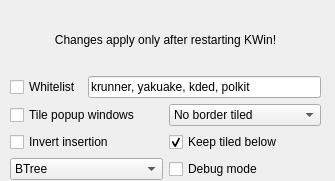
This is res/config.ui in zeroxoneafour/polonium as Qt 5 draws it before an edit. The edited form follows.
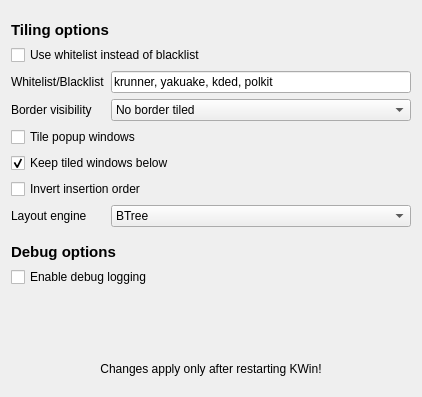
This is the edited form.

The edit to the form file:
```diff
--- a/res/config.ui
+++ b/res/config.ui
@@ -6,63 +6,15 @@
    <rect>
     <x>0</x>
     <y>0</y>
-    <width>335</width>
-    <height>181</height>
+    <width>422</width>
+    <height>397</height>
    </rect>
   </property>
   <property name="windowTitle">
    <string>Dialog</string>
   </property>
-  <widget class="QWidget" name="verticalLayoutWidget">
-   <property name="geometry">
-    <rect>
-     <x>10</x>
-     <y>10</y>
-     <width>311</width>
-     <height>170</height>
-    </rect>
-   </property>
-   <layout class="QVBoxLayout" name="verticalLayout">
-    <item>
-     <widget class="QLabel" name="label">
-      <property name="text">
-       <string>Changes apply only after restarting KWin!</string>
-      </property>
-      <property name="alignment">
-       <set>Qt::AlignCenter</set>
-      </property>
-     </widget>
-    </item>
-    <item>
-     <layout class="QHBoxLayout" name="horizontalLayout">
-      <item>
-       <widget class="QCheckBox" name="kcfg_UseWhitelist">
-        <property name="toolTip">
-         <string>If disabled, acts as a blacklist</string>
-        </property>
-        <property name="text">
-         <string>Whitelist</string>
-        </property>
-        <property name="checked">
-         <bool>false</bool>
-        </property>
-       </widget>
-      </item>
-      <item>
-       <widget class="QLineEdit" name="kcfg_Blacklist">
-        <property name="toolTip">
-         <string>&lt;html&gt;&lt;head/&gt;&lt;body&gt;&lt;p&gt;Blacklist, do not tile these windows (becomes whitelist if whitelist is checked)&lt;/p&gt;&lt;/body&gt;&lt;/html&gt;</string>
-        </property>
-        <property name="text">
-         <string>krunner, yakuake, kded, polkit</string>
-        </property>
-       </widget>
-      </item>
-     </layout>
-    </item>
-    <item>
-     <layout class="QHBoxLayout" name="horizontalLayout_2">
-      <item>
+  <layout class="QGridLayout" name="gridLayout">
+   <item row="6" column="0" colspan="2">
        <widget class="QCheckBox" name="kcfg_TilePopups">
         <property name="toolTip">
          <string>&lt;html&gt;&lt;head/&gt;&lt;body&gt;&lt;p&gt;Tile popup/placeholder windows or not&lt;/p&gt;&lt;/body&gt;&lt;/html&gt;</string>
@@ -72,65 +24,83 @@
         </property>
        </widget>
       </item>
-      <item>
-       <widget class="QComboBox" name="kcfg_Borders">
-        <property name="toolTip">
-         <string>&lt;html&gt;&lt;head/&gt;&lt;body&gt;&lt;p&gt;Changes where borders are or aren't&lt;/p&gt;&lt;/body&gt;&lt;/html&gt;</string>
-        </property>
-        <property name="currentIndex">
-         <number>1</number>
-        </property>
-        <item>
+   <item row="11" column="0" colspan="2">
+    <widget class="QLabel" name="label_5">
+     <property name="sizePolicy">
+      <sizepolicy hsizetype="Preferred" vsizetype="Preferred">
+       <horstretch>0</horstretch>
+       <verstretch>0</verstretch>
+      </sizepolicy>
+     </property>
+     <property name="font">
+      <font>
+       <pointsize>11</pointsize>
+       <bold>true</bold>
+      </font>
+     </property>
          <property name="text">
-          <string>No border all</string>
-         </property>
-        </item>
-        <item>
-         <property name="text">
-          <string>No border tiled</string>
-         </property>
-        </item>
-        <item>
-         <property name="text">
-          <string>Border selected</string>
-         </property>
-        </item>
-        <item>
-         <property name="text">
-          <string>Border all</string>
-         </property>
-        </item>
-       </widget>
-      </item>
-     </layout>
-    </item>
-    <item>
-     <layout class="QHBoxLayout" name="horizontalLayout_3">
-      <item>
+      <string>Debug options</string>
+     </property>
+    </widget>
+   </item>
+   <item row="15" column="0" colspan="2">
+    <spacer name="verticalSpacer">
+     <property name="orientation">
+      <enum>Qt::Vertical</enum>
+     </property>
+     <property name="sizeHint" stdset="0">
+      <size>
+       <width>20</width>
+       <height>40</height>
+      </size>
+     </property>
+    </spacer>
+   </item>
+   <item row="8" column="0" colspan="2">
        <widget class="QCheckBox" name="kcfg_InvertInsertion">
         <property name="toolTip">
          <string>&lt;html&gt;&lt;head/&gt;&lt;body&gt;&lt;p&gt;Inverts insertion order&lt;/p&gt;&lt;/body&gt;&lt;/html&gt;</string>
         </property>
         <property name="text">
-         <string>Invert insertion</string>
+      <string>Invert insertion order</string>
         </property>
        </widget>
       </item>
-      <item>
-       <widget class="QCheckBox" name="kcfg_KeepTiledBelow">
+   <item row="12" column="0" colspan="2">
+    <widget class="QCheckBox" name="kcfg_Debug">
+     <property name="toolTip">
+      <string>&lt;html&gt;&lt;head/&gt;&lt;body&gt;&lt;p&gt;Spams your user journal&lt;/p&gt;&lt;/body&gt;&lt;/html&gt;</string>
+     </property>
         <property name="text">
-         <string>Keep tiled below</string>
-        </property>
-        <property name="checked">
-         <bool>true</bool>
+      <string>Enable debug logging</string>
+     </property>
+    </widget>
+   </item>
+   <item row="9" column="0">
+    <widget class="QLabel" name="label_4">
+     <property name="text">
+      <string>Layout engine</string>
         </property>
        </widget>
       </item>
-     </layout>
-    </item>
-    <item>
-     <layout class="QHBoxLayout" name="horizontalLayout_5">
-      <item>
+   <item row="4" column="1">
+    <widget class="QLineEdit" name="kcfg_Blacklist">
+     <property name="toolTip">
+      <string>&lt;html&gt;&lt;head/&gt;&lt;body&gt;&lt;p&gt;Blacklist, do not tile these windows (becomes whitelist if whitelist is checked)&lt;/p&gt;&lt;/body&gt;&lt;/html&gt;</string>
+     </property>
+     <property name="text">
+      <string>krunner, yakuake, kded, polkit</string>
+     </property>
+    </widget>
+   </item>
+   <item row="4" column="0">
+    <widget class="QLabel" name="label_2">
+     <property name="text">
+      <string>Whitelist/Blacklist</string>
+     </property>
+    </widget>
+   </item>
+   <item row="9" column="1">
        <widget class="QComboBox" name="kcfg_DefaultEngine">
         <property name="toolTip">
          <string>&lt;html&gt;&lt;head/&gt;&lt;body&gt;&lt;p&gt;Changes where borders are or aren't&lt;/p&gt;&lt;/body&gt;&lt;/html&gt;</string>
@@ -155,20 +125,154 @@
         </item>
        </widget>
       </item>
-      <item>
-       <widget class="QCheckBox" name="kcfg_Debug">
+   <item row="17" column="0" colspan="2">
+    <spacer name="verticalSpacer_4">
+     <property name="orientation">
+      <enum>Qt::Vertical</enum>
+     </property>
+     <property name="sizeType">
+      <enum>QSizePolicy::Fixed</enum>
+     </property>
+     <property name="sizeHint" stdset="0">
+      <size>
+       <width>0</width>
+       <height>10</height>
+      </size>
+     </property>
+    </spacer>
+   </item>
+   <item row="3" column="0" colspan="2">
+    <widget class="QCheckBox" name="kcfg_UseWhitelist">
         <property name="toolTip">
          <string>&lt;html&gt;&lt;head/&gt;&lt;body&gt;&lt;p&gt;Spams your user journal&lt;/p&gt;&lt;/body&gt;&lt;/html&gt;</string>
         </property>
         <property name="text">
-         <string>Debug mode</string>
-        </property>
-       </widget>
-      </item>
-     </layout>
-    </item>
-   </layout>
-  </widget>
+      <string>Use whitelist instead of blacklist</string>
+     </property>
+     <property name="checked">
+      <bool>false</bool>
+     </property>
+    </widget>
+   </item>
+   <item row="16" column="0" colspan="2">
+    <widget class="QLabel" name="label">
+     <property name="text">
+      <string>Changes apply only after restarting KWin!</string>
+     </property>
+     <property name="alignment">
+      <set>Qt::AlignCenter</set>
+     </property>
+    </widget>
+   </item>
+   <item row="0" column="0" colspan="2">
+    <spacer name="verticalSpacer_2">
+     <property name="orientation">
+      <enum>Qt::Vertical</enum>
+     </property>
+     <property name="sizeType">
+      <enum>QSizePolicy::Fixed</enum>
+     </property>
+     <property name="sizeHint" stdset="0">
+      <size>
+       <width>0</width>
+       <height>10</height>
+      </size>
+     </property>
+    </spacer>
+   </item>
+   <item row="10" column="0" colspan="2">
+    <spacer name="verticalSpacer_3">
+     <property name="orientation">
+      <enum>Qt::Vertical</enum>
+     </property>
+     <property name="sizeType">
+      <enum>QSizePolicy::Fixed</enum>
+     </property>
+     <property name="sizeHint" stdset="0">
+      <size>
+       <width>0</width>
+       <height>10</height>
+      </size>
+     </property>
+    </spacer>
+   </item>
+   <item row="2" column="0" colspan="2">
+    <widget class="QLabel" name="label_6">
+     <property name="font">
+      <font>
+       <pointsize>11</pointsize>
+       <bold>true</bold>
+      </font>
+     </property>
+     <property name="text">
+      <string>Tiling options</string>
+     </property>
+    </widget>
+   </item>
+   <item row="7" column="0" colspan="2">
+    <widget class="QCheckBox" name="kcfg_KeepTiledBelow">
+     <property name="text">
+      <string>Keep tiled windows below</string>
+     </property>
+     <property name="checked">
+      <bool>true</bool>
+     </property>
+    </widget>
+   </item>
+   <item row="5" column="1">
+    <widget class="QComboBox" name="kcfg_Borders">
+     <property name="toolTip">
+      <string>&lt;html&gt;&lt;head/&gt;&lt;body&gt;&lt;p&gt;Changes where borders are or aren't&lt;/p&gt;&lt;/body&gt;&lt;/html&gt;</string>
+     </property>
+     <property name="currentIndex">
+      <number>1</number>
+     </property>
+     <item>
+      <property name="text">
+       <string>No border all</string>
+      </property>
+     </item>
+     <item>
+      <property name="text">
+       <string>No border tiled</string>
+      </property>
+     </item>
+     <item>
+      <property name="text">
+       <string>Border selected</string>
+      </property>
+     </item>
+     <item>
+      <property name="text">
+       <string>Border all</string>
+      </property>
+     </item>
+    </widget>
+   </item>
+   <item row="5" column="0">
+    <widget class="QLabel" name="label_3">
+     <property name="text">
+      <string>Border visibility</string>
+     </property>
+    </widget>
+   </item>
+   <item row="14" column="0" colspan="2">
+    <spacer name="verticalSpacer_5">
+     <property name="orientation">
+      <enum>Qt::Vertical</enum>
+     </property>
+     <property name="sizeType">
+      <enum>QSizePolicy::Fixed</enum>
+     </property>
+     <property name="sizeHint" stdset="0">
+      <size>
+       <width>0</width>
+       <height>10</height>
+      </size>
+     </property>
+    </spacer>
+   </item>
+  </layout>
  </widget>
  <resources/>
  <connections/>
```
Left out of the diff: 6 changed lines with no effect on the pictures. Lines whose indentation alone changed are shown as unchanged.
